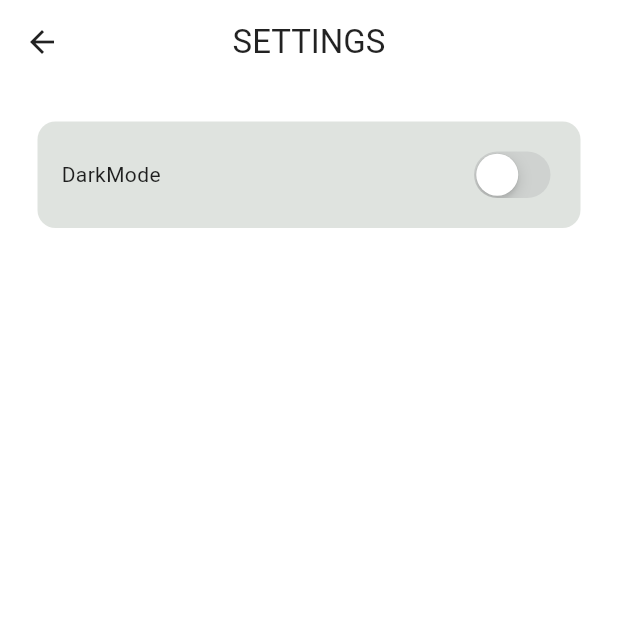
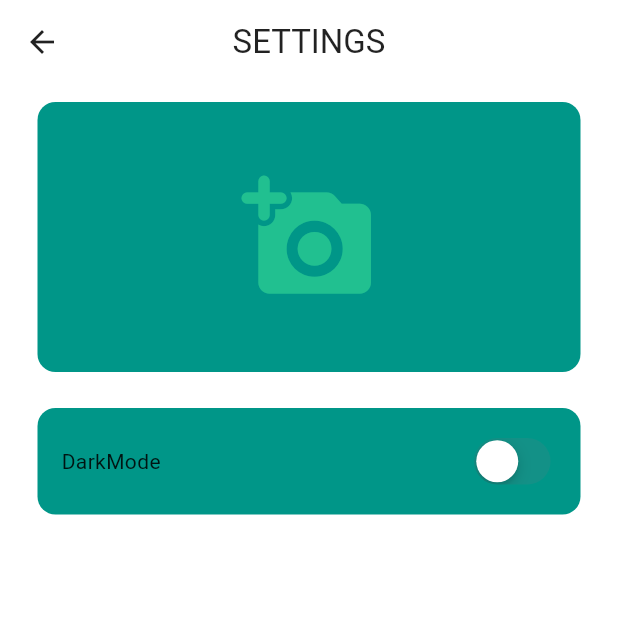
Before and after one commit to azan3050/chat_app, a Flutter app: the screen it shows once a user with an empty profile is signed in, in the side drawer, after a tap on "S E T T I N G S", on a phone screen of 412 x 824 dp, the top half of it. Run offline on Flutter 3.47's test engine with Material 3 defaults, Android fonts, the phone set to English and light mode, and no system bars; our stand-ins replace cloud_firestore, firebase_auth, firebase_core; accounts and stored records are empty; generated files the repository leaves out were written again; network calls fail.

Commit message:
Web is working

```diff
--- a/analysis_options.yaml
+++ b/analysis_options.yaml
@@ -7,6 +7,10 @@
 
 # The following line activates a set of recommended lints for Flutter apps,
 # packages, and plugins designed to encourage good coding practices.
+analyzer:
+  errors:
+    deprecated_member_use: ignore
+    unnecessary_import: ignore
 include: package:flutter_lints/flutter.yaml
 
 linter:
--- /dev/null
+++ b/devtools_options.yaml
@@ -0,0 +1,3 @@
+description: This file stores settings for Dart & Flutter DevTools.
+documentation: https://docs.flutter.dev/tools/devtools/extensions#configure-extension-enablement-states
+extensions:
--- a/lib/components/chat_bubble.dart
+++ b/lib/components/chat_bubble.dart
@@ -10,13 +10,13 @@ class ChatBubble extends StatelessWidget {
   @override
   Widget build(BuildContext context) {
     return Container(
-      padding: EdgeInsets.all(16),
-      margin: EdgeInsets.symmetric(vertical: 5, horizontal: 25),
+      padding: const EdgeInsets.all(16),
+      margin: const EdgeInsets.symmetric(vertical: 5, horizontal: 25),
       decoration: BoxDecoration(
         color: isCurrentUser? Colors.green : Colors.grey.shade500,
         borderRadius: BorderRadius.circular(12)
       ),
-      child: Text(message, style: TextStyle(
+      child: Text(message, style: const TextStyle(
         color: Colors.white
       ),),
     );
--- a/lib/components/my_drawer.dart
+++ b/lib/components/my_drawer.dart
@@ -6,6 +6,7 @@ class MyDrawer extends StatelessWidget {
   const MyDrawer({super.key});
 
   void logout() {
+    // ignore: no_leading_underscores_for_local_identifiers
     final _auth = AuthService();
     _auth.signOut();
   }
@@ -56,7 +57,7 @@ class MyDrawer extends StatelessWidget {
                     Navigator.push(
                         context,
                         MaterialPageRoute(
-                            builder: (context) => SettingsPage()));
+                            builder: (context) => const SettingsPage()));
                   },
                 ),
               ),
--- a/lib/components/my_textfield.dart
+++ b/lib/components/my_textfield.dart
@@ -25,7 +25,7 @@ class MyTextfield extends StatelessWidget {
             borderSide: BorderSide(color: Theme.of(context).colorScheme.onSecondary),
             borderRadius: BorderRadius.circular(25),
           ),
-          fillColor: Theme.of(context).colorScheme.background,
+          fillColor: Theme.of(context).colorScheme.surface,
           filled: true,
           hintText: hintText,
           hintStyle: TextStyle(color: Theme.of(context).colorScheme.onSurface),
--- a/lib/components/user_tile.dart
+++ b/lib/components/user_tile.dart
@@ -12,7 +12,7 @@ class UserTile extends StatelessWidget {
       onTap: onTap,
       child: Container(
         decoration: BoxDecoration(
-          color: Theme.of(context).colorScheme.primary,
+          color: Theme.of(context).colorScheme.tertiary,
           borderRadius: BorderRadius.circular(12.0),
         ),
         margin: const EdgeInsets.symmetric(vertical: 5.0, horizontal: 25),
--- a/lib/pages/chat_page.dart
+++ b/lib/pages/chat_page.dart
@@ -31,7 +31,7 @@ class ChatPage extends StatelessWidget {
   @override
   Widget build(BuildContext context) {
     return Scaffold(
-      backgroundColor: Theme.of(context).colorScheme.background,
+      backgroundColor: Theme.of(context).colorScheme.surface,
       appBar: AppBar(
         title: Text(recieverEmail),
         centerTitle: true,
@@ -104,7 +104,7 @@ class ChatPage extends StatelessWidget {
           //send button
           Container(
               decoration:
-                  BoxDecoration(shape: BoxShape.circle, color: Colors.green),
+                  const BoxDecoration(shape: BoxShape.circle, color: Colors.green),
               child: IconButton(
                   onPressed: sendMessage,
                   icon: const Icon(Icons.arrow_upward,
--- a/lib/pages/home_page.dart
+++ b/lib/pages/home_page.dart
@@ -5,18 +5,28 @@ import 'package:new_chat_app/services/chat/chat_services.dart';
 import '../components/my_drawer.dart';
 import '../components/user_tile.dart';
 
-class HomePage extends StatelessWidget {
+class HomePage extends StatefulWidget {
+  const HomePage({super.key});
+
+  @override
+  State<HomePage> createState() => _HomePageState();
+}
+
+class _HomePageState extends State<HomePage> {
   final ChatService _chatService = ChatService();
+
   final AuthService _authService = AuthService();
 
-  HomePage({super.key});
+  Map<String, dynamic>? _selectedUser;
 
   @override
   Widget build(BuildContext context) {
+    final bool isWeb = MediaQuery.of(context).size.width > 800;
+
     return Scaffold(
-      backgroundColor: Theme.of(context).colorScheme.background,
+      backgroundColor: Theme.of(context).colorScheme.surface,
       appBar: AppBar(
-        // backgroundColor: Colors.transparent,
+        backgroundColor: Colors.teal,
         // foregroundColor: Colors.white,
         centerTitle: true,
         title: const Text(
@@ -28,12 +38,12 @@ class HomePage extends StatelessWidget {
         ),
         actions: [IconButton(onPressed: () {}, icon: const Icon(Icons.person))],
       ),
-      drawer: const MyDrawer(),
-      body: _buildUserList(),
+      drawer: isWeb ? null : const MyDrawer(),
+      body: isWeb ? _buildWebLayout() : _buildUserList(false),
     );
   }
 
-  Widget _buildUserList() {
+  Widget _buildUserList(bool isWeb) {
     return StreamBuilder(
         stream: _chatService.getUserStream(),
         builder: (context, snapshot) {
@@ -48,22 +58,59 @@ class HomePage extends StatelessWidget {
           }
 
           //return listview
-          return ListView(
+          return ConstrainedBox(
+            constraints: const BoxConstraints(maxWidth: 600),
+            child: ListView(
               children: snapshot.data!
-                .map<Widget>(
-                    (userData) => _buildUserListItem(userData, context))
+                  .map<Widget>((userData) => _buildUserListItem(userData,
+                      context, MediaQuery.of(context).size.width > 800))
                   .toList(),
+            ),
           );
         });
   }
 
+  Widget _buildWebLayout() {
+    return Row(
+      children: [
+        const SizedBox(
+          width: 300,
+          child: MyDrawer(),
+        ),
+        const VerticalDivider(width: 1, thickness: 1, color: Colors.grey),
+        SizedBox(
+          width: 400,
+          child: _buildUserList(true),
+        ),
+        const VerticalDivider(width: 1, thickness: 1, color: Colors.grey),
+        Expanded(
+          child: _selectedUser != null
+              ? ChatPage(
+                  recieverEmail: _selectedUser!['name'],
+                  recieverID: _selectedUser!['uid'])
+              : const Center(
+                  child: Text(
+                    'Select a user to start chat',
+                    style: TextStyle(fontSize: 18),
+                  ),
+                ),
+        )
+      ],
+    );
+  }
+
   Widget _buildUserListItem(
-      Map<String, dynamic> userData, BuildContext context) {
+      Map<String, dynamic> userData, BuildContext context, bool isWeb) {
     //display all user except current user
     if (userData['email'] != _authService.getCurrentUser()!.email) {
       return UserTile(
           text: userData['name'],
           onTap: () {
+            if (isWeb) {
+              setState(() {
+                _selectedUser = userData;
+              });
+            } else {
               Navigator.push(
                 context,
                 MaterialPageRoute(
@@ -72,6 +119,7 @@ class HomePage extends StatelessWidget {
                           recieverID: userData['uid'],
                         )),
               );
+            }
           });
     } else {
       return Container();
--- a/lib/pages/login_page.dart
+++ b/lib/pages/login_page.dart
@@ -47,9 +47,34 @@ class _LoginPageState extends State<LoginPage> {
 
   @override
   Widget build(BuildContext context) {
+
+    final screenWidth = MediaQuery.of(context).size.width;
+    final screenHeight = MediaQuery.of(context).size.height;
+    final isWideScreen = screenWidth > 600;
+
     return Scaffold(
-      backgroundColor: Theme.of(context).colorScheme.background,
-      body: Column(
+      backgroundColor: Theme.of(context).colorScheme.surface,
+      body: Center(
+        child: ConstrainedBox(
+          constraints: BoxConstraints(
+          maxWidth: isWideScreen ? 380 : screenWidth * 0.85,
+          maxHeight: screenHeight * 0.6,
+        ),
+          child: Container(
+                padding: const EdgeInsets.all(20),
+                decoration: BoxDecoration(
+                  color: Theme.of(context).colorScheme.surface,
+                  borderRadius: BorderRadius.circular(12),
+                  boxShadow: [
+                    BoxShadow(
+                      // ignore: deprecated_member_use
+                      color: Colors.black.withOpacity(0.1),
+                      blurRadius: 10,
+                      spreadRadius: 2,
+                    ),
+                  ],
+                ),
+            child: Column(
               mainAxisAlignment: MainAxisAlignment.center,
               children: [
                 //logo
@@ -124,6 +149,9 @@ class _LoginPageState extends State<LoginPage> {
                 )
               ],
             ),
+          ),
+        ),
+      ),
     );
   }
 }
--- a/lib/pages/register_page.dart
+++ b/lib/pages/register_page.dart
@@ -51,7 +51,9 @@ class _RegisterPageState extends State<RegisterPage> {
       showDialog(
         context: context,
         builder: (context) => const AlertDialog(
-          title: Text("Username cannot be empty",),
+          title: Text(
+            "Username cannot be empty",
+          ),
         ),
       );
       return;
@@ -61,6 +63,7 @@ class _RegisterPageState extends State<RegisterPage> {
       await _auth.createUserWithEmailAndPassword(email, password, username);
 
       showDialog(
+        // ignore: use_build_context_synchronously
         context: context,
         builder: (context) => const AlertDialog(
           title: Text("Account Created Successfully"),
@@ -68,6 +71,7 @@ class _RegisterPageState extends State<RegisterPage> {
       );
     } catch (e) {
       showDialog(
+        // ignore: use_build_context_synchronously
         context: context,
         builder: (context) => AlertDialog(
           title: Text(
@@ -80,12 +84,35 @@ class _RegisterPageState extends State<RegisterPage> {
     }
   }
 
-
   @override
   Widget build(BuildContext context) {
+    final screenWidth = MediaQuery.of(context).size.width;
+    final screenHeight = MediaQuery.of(context).size.height;
+    final isWideScreen = screenWidth > 600;
+
     return Scaffold(
       backgroundColor: Theme.of(context).colorScheme.surface,
-      body: Column(
+      body: Center(
+        child: ConstrainedBox(
+          constraints: BoxConstraints(
+            maxWidth: isWideScreen ? 380 : screenWidth * 0.85,
+            maxHeight: screenHeight * 0.8, // Limits height, preventing overflow
+          ),
+          child: Container(
+            padding: const EdgeInsets.all(20),
+            decoration: BoxDecoration(
+              color: Theme.of(context).colorScheme.surface,
+              borderRadius: BorderRadius.circular(12),
+              boxShadow: [
+                BoxShadow(
+                  // ignore: deprecated_member_use
+                  color: Colors.black.withOpacity(0.1),
+                  blurRadius: 10,
+                  spreadRadius: 2,
+                ),
+              ],
+            ),
+            child: Column(
               mainAxisAlignment: MainAxisAlignment.center,
               children: [
                 //logo
@@ -103,7 +130,8 @@ class _RegisterPageState extends State<RegisterPage> {
                 Text(
                   "Let's create an account for you",
                   style: TextStyle(
-                color: Theme.of(context).colorScheme.onSecondary, fontSize: 16),
+                      color: Theme.of(context).colorScheme.onSecondary,
+                      fontSize: 16),
                 ),
 
                 const SizedBox(
@@ -114,8 +142,7 @@ class _RegisterPageState extends State<RegisterPage> {
                 MyTextfield(
                     hintText: "Email",
                     obscureText: false,
-              controller: _emailController
-          ),
+                    controller: _emailController),
 
                 const SizedBox(
                   height: 25,
@@ -152,10 +179,10 @@ class _RegisterPageState extends State<RegisterPage> {
                         });
                       },
                       icon: Icon(
-                    _obscurePassword ? Icons.visibility_off : Icons.visibility,
-                    color: Theme.of(context).colorScheme.primary
-                )
-            ),
+                          _obscurePassword
+                              ? Icons.visibility_off
+                              : Icons.visibility,
+                          color: Theme.of(context).colorScheme.primary)),
                 ),
 
                 const SizedBox(
@@ -218,6 +245,9 @@ class _RegisterPageState extends State<RegisterPage> {
                 )
               ],
             ),
+          ),
+        ),
+      ),
     );
   }
 }
--- a/lib/pages/settings_page.dart
+++ b/lib/pages/settings_page.dart
@@ -14,22 +14,36 @@ class _SettingsPageState extends State<SettingsPage> {
   @override
   Widget build(BuildContext context) {
     return Scaffold(
+      // ignore: deprecated_member_use
       backgroundColor: Theme.of(context).colorScheme.background,
       appBar: AppBar(
-        title: Text('SETTINGS'),
+        title: const Text('SETTINGS'),
         centerTitle: true,
         backgroundColor: Theme.of(context).colorScheme.surface,
       ),
-      body: Container(
+      body: Column(
+        children: [
+          Container(
+            height: 180,
+            width: double.infinity,
             decoration: BoxDecoration(
                 color: Theme.of(context).colorScheme.primary,
                 borderRadius: BorderRadius.circular(12)),
-        margin: EdgeInsets.all(25),
-        padding: EdgeInsets.all(16),
+            margin:  const EdgeInsets.symmetric(horizontal: 25, vertical: 12),
+            padding: const EdgeInsets.all(16),
+            child: IconButton.filled(onPressed: () {}, icon: const Icon(Icons.add_a_photo_rounded, size: 90,)),
+          ),
+
+          Container(
+            decoration: BoxDecoration(
+                color: Theme.of(context).colorScheme.primary,
+                borderRadius: BorderRadius.circular(12)),
+            margin:  const EdgeInsets.symmetric(horizontal: 25, vertical: 12),
+            padding:  const EdgeInsets.all(16),
             child: Row(
               mainAxisAlignment: MainAxisAlignment.spaceBetween,
               children: [
-            Text('DarkMode'),
+                const Text('DarkMode'),
                 CupertinoSwitch(
                     value: Provider.of<ThemeProvider>(context, listen: false)
                         .isDarkMode,
@@ -39,6 +53,8 @@ class _SettingsPageState extends State<SettingsPage> {
               ],
             ),
           ),
+        ],
+      ),
     );
   }
 }
--- a/lib/services/chat/auth/auth_gate.dart
+++ b/lib/services/chat/auth/auth_gate.dart
@@ -13,7 +13,7 @@ class AuthGate extends StatelessWidget {
         stream: FirebaseAuth.instance.authStateChanges(),
         builder: (BuildContext context, AsyncSnapshot snapshot) {
           if (snapshot.hasData) {
-            return HomePage();
+            return const HomePage();
           }
           else {
             return const LoginOrRegisterPage();
--- a/lib/services/chat/chat_services.dart
+++ b/lib/services/chat/chat_services.dart
@@ -61,4 +61,7 @@ class ChatService {
         .orderBy("timestamp", descending: false)
         .snapshots();
   }
+
+  //add profile photo
+
 }
--- a/lib/themes/dark_theme.dart
+++ b/lib/themes/dark_theme.dart
@@ -6,11 +6,13 @@ ThemeData darkMode = ThemeData(
     primary: Color(0xFF383636),         // Light Blue (Accent)
     secondary: Color(0xFF1565C0),       // Deeper Blue
     surface: Color(0xFF121212),         // Dark surfaces
+    // ignore: deprecated_member_use
     background: Color(0xFF1E1E1E),      // App background
     error: Color(0xFFEF5350),           // Soft red for errors
     onPrimary: Colors.black,            // Text on primary
     onSecondary: Colors.white,          // Text on secondary
     onSurface: Colors.white70,          // Text on cards/sheets
+    // ignore: deprecated_member_use
     onBackground: Colors.white,         // Main text
     onError: Colors.black,              // Text on error
     tertiary: Color(0xFF263238),        // Blue Grey dark
--- a/lib/themes/light_theme.dart
+++ b/lib/themes/light_theme.dart
@@ -1,11 +1,15 @@
+// ignore_for_file: deprecated_member_use
+
 import 'package:flutter/material.dart';
 
 ThemeData lightMode = ThemeData(
         useMaterial3: true,
         colorScheme: const ColorScheme.light(
-                primary: Color(0x7BBDC5BC),      // Blue
-                secondary: Color(0xFFFFFFFF),     // Light Blue
+                primary: Colors.teal,      // Blue
+                secondary: Color.fromARGB(255, 122, 231, 231),     // Light Blue
                 surface: Color(0xB3FFFFFF),       // Light Grey Background
+                // ignore: duplicate_ignore
+                // ignore: deprecated_member_use
                 background: Color(0xFFFFFFFF),    // Pure white
                 error: Color(0xFFB00020),         // Error Red
                 onPrimary: Color(0xFF21C090),      // Text on primary
@@ -13,7 +17,7 @@ ThemeData lightMode = ThemeData(
                 onSurface: Colors.black87,        // Text on surface
                 onBackground: Colors.black,       // Text on background
                 onError: Colors.white,            // Text on error
-                tertiary: Color(0xFFE3F2FD),      // Very light blue (for subtle accents)
+                tertiary: Color.fromARGB(255, 205, 212, 218),      // Very light blue (for subtle accents)
                 inversePrimary: Color(0xFF1565C0),// Darker blue for contrast
         ),
 );
--- a/lib/themes/theme_provider.dart
+++ b/lib/themes/theme_provider.dart
@@ -1,4 +1,3 @@
-import 'package:flutter/cupertino.dart';
 import 'package:flutter/material.dart';
 import 'package:new_chat_app/themes/dark_theme.dart';
 import 'package:new_chat_app/themes/light_theme.dart';
```
Also changed, not shown: pubspec.lock, 40 other files. Lines whose indentation alone changed are shown as unchanged.
